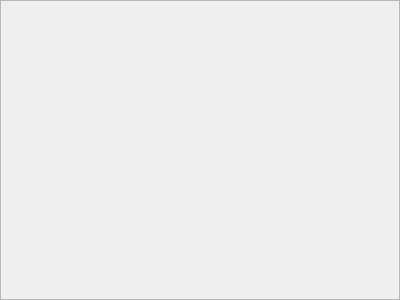
Above: extlib/qtwidgets/qtpopup/qtpopup.ui from marcinmagier/wolverine before the change. Below: the same form after it.
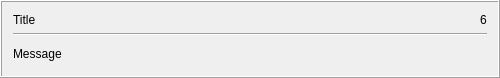
That is the form after the change.

Patch:
```diff
--- a/extlib/qtwidgets/qtpopup/qtpopup.ui
+++ b/extlib/qtwidgets/qtpopup/qtpopup.ui
@@ -9,15 +9,70 @@
    <rect>
     <x>0</x>
     <y>0</y>
-    <width>400</width>
-    <height>300</height>
+    <width>500</width>
+    <height>78</height>
    </rect>
   </property>
-  <property name="frameShape">
-   <enum>QFrame::StyledPanel</enum>
+  <property name="maximumSize">
+   <size>
+    <width>500</width>
+    <height>200</height>
+   </size>
   </property>
   <property name="windowTitle">
    <string>Frame</string>
   </property>
+  <property name="frameShape">
+   <enum>QFrame::Box</enum>
+  </property>
+  <property name="frameShadow">
+   <enum>QFrame::Raised</enum>
+  </property>
+  <layout class="QVBoxLayout" name="verticalLayout">
+   <item>
+    <layout class="QHBoxLayout" name="layHeader">
+     <item>
+      <widget class="QLabel" name="lblTitle">
+       <property name="sizePolicy">
+        <sizepolicy hsizetype="Preferred" vsizetype="Preferred">
+         <horstretch>1</horstretch>
+         <verstretch>0</verstretch>
+        </sizepolicy>
+       </property>
+       <property name="text">
+        <string>Title</string>
+       </property>
+      </widget>
+     </item>
+     <item>
+      <widget class="QLabel" name="lblTimer">
+       <property name="text">
+        <string>6</string>
+       </property>
+      </widget>
+     </item>
+    </layout>
+   </item>
+   <item>
+    <widget class="Line" name="line">
+     <property name="orientation">
+      <enum>Qt::Horizontal</enum>
+     </property>
+    </widget>
+   </item>
+   <item>
+    <widget class="QLabel" name="lblMessage">
+     <property name="sizePolicy">
+      <sizepolicy hsizetype="Preferred" vsizetype="Preferred">
+       <horstretch>0</horstretch>
+       <verstretch>1</verstretch>
+      </sizepolicy>
+     </property>
+     <property name="text">
+      <string>Message</string>
+     </property>
+    </widget>
+   </item>
+  </layout>
  </widget>
 </ui>
```
Left out of the diff: 13 changed lines with no effect on the pictures.
